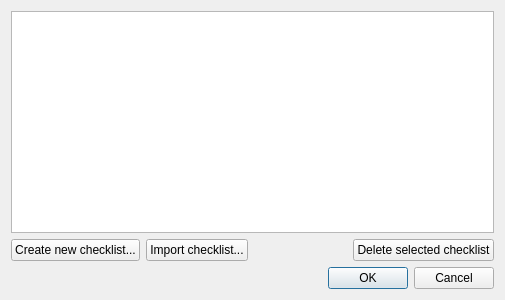
Before: the Qt Designer form src/checklist_checker/ui/checklist_picker.ui in kartoza/qgis_dataset_qa_workbench, drawn with Qt 5.
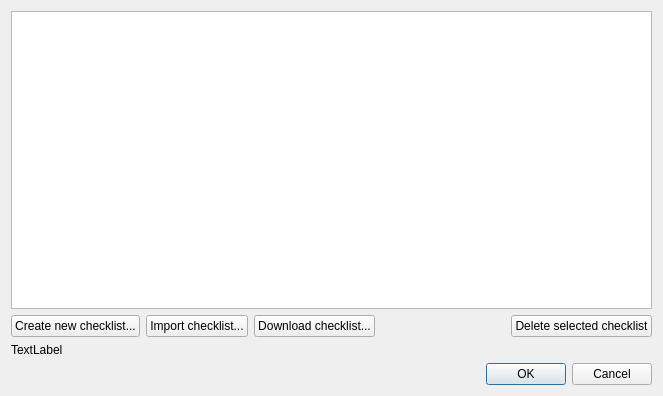
After: the same form once the commit is applied.

Commit message: Implementing UI behavior for progressing through tab pages

```diff
--- a/src/checklist_checker/ui/checklist_picker.ui
+++ b/src/checklist_checker/ui/checklist_picker.ui
@@ -6,8 +6,8 @@
    <rect>
     <x>0</x>
     <y>0</y>
-    <width>505</width>
-    <height>300</height>
+    <width>663</width>
+    <height>396</height>
    </rect>
   </property>
   <property name="windowTitle">
@@ -15,7 +15,11 @@
   </property>
   <layout class="QVBoxLayout" name="verticalLayout">
    <item>
-    <widget class="QTreeView" name="checklists_tv"/>
+    <widget class="QTreeView" name="checklists_tv">
+     <attribute name="headerShowSortIndicator" stdset="0">
+      <bool>true</bool>
+     </attribute>
+    </widget>
    </item>
    <item>
     <layout class="QHBoxLayout" name="horizontalLayout">
@@ -33,6 +37,13 @@
        </property>
       </widget>
      </item>
+     <item>
+      <widget class="QPushButton" name="download_checklist_pb">
+       <property name="text">
+        <string>Download checklist...</string>
+       </property>
+      </widget>
+     </item>
      <item>
       <spacer name="horizontalSpacer">
        <property name="orientation">
@@ -55,6 +66,13 @@
      </item>
     </layout>
    </item>
+   <item>
+    <widget class="QLabel" name="checklist_save_path_la">
+     <property name="text">
+      <string>TextLabel</string>
+     </property>
+    </widget>
+   </item>
    <item>
     <widget class="QDialogButtonBox" name="button_box">
      <property name="orientation">
```
The commit also changes 5 other files.
